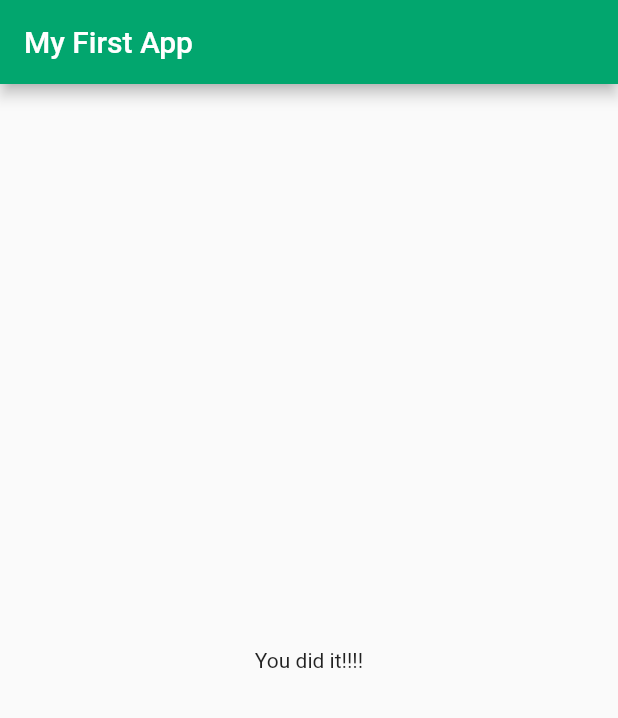
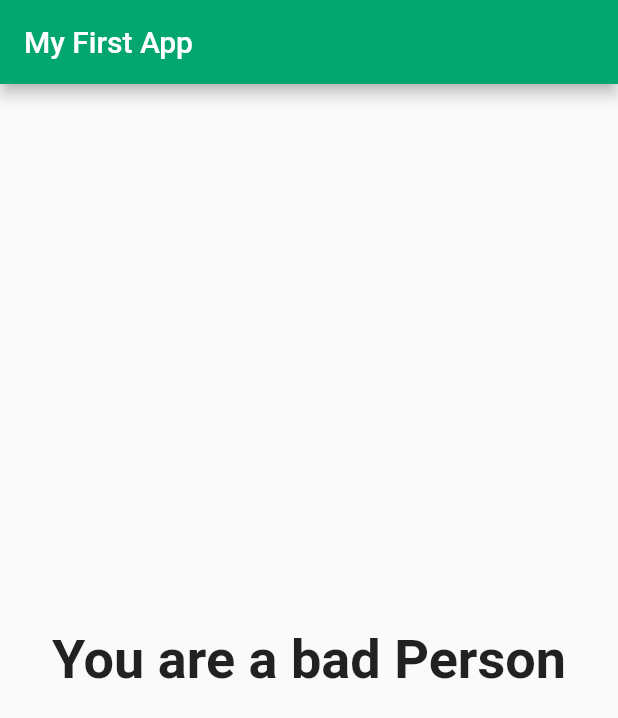
Before and after one commit to jaronschulz/udemy_flutter-and-dart, a Flutter app: the screen it shows after launch, after a tap on "Black", after a tap on "Dog", after a tap on "Captain Jack", on a phone screen of 412 x 824 dp. Shown: the top 718 px of the screen. Run offline on Flutter 3.47's test engine with Material 2 defaults, Android fonts, the phone set to English and light mode, and no system bars.

Commit message:
Made the questions /answers into map with text+score to calc a final score and generate different ResultText depending on Score

```diff
--- a/lib/main.dart
+++ b/lib/main.dart
@@ -18,20 +18,37 @@ class _MyFirstAppState extends State<MyFirstApp> {
   final _questions = const [
     {
       'questionText': 'What\'s your favourite color?',
-      'answers': ['Black', 'Red', 'Green', 'Pink'],
+      'answers': [
+        {'text': 'Black', 'score': 10},
+        {'text': 'Red', 'score': 5},
+        {'text': 'Green', 'score': 3},
+        {'text': 'Pink', 'score': 8}
+      ],
     },
     {
       'questionText': 'What\'s your favourite animal?',
-      'answers': ['Cat', 'Dog', 'Monkey', 'Shark'],
+      'answers': [
+        {'text': 'Cat', 'score': 8},
+        {'text': 'Dog', 'score': 5},
+        {'text': 'Monkey', 'score': 10},
+        {'text': 'Shark', 'score': 3}
+      ],
     },
     {
       'questionText': 'Who\'s your favourite instructor?',
-      'answers': ['Wes Bos', 'Scott', 'Captain Jack', 'Max'],
+      'answers': [
+        {'text': 'Wes Bos', 'score': 8},
+        {'text': 'Scott', 'score': 3},
+        {'text': 'Captain Jack', 'score': 10},
+        {'text': 'Max', 'score': 5}
+      ],
     },
   ];
   var _questionIndex = 0;
+  var _totalScore = 0;
 
-  void _answerQuestion() {
+  void _answerQuestion(int score) {
+    _totalScore += score;
     setState(() {
       _questionIndex = _questionIndex + 1;
     });
@@ -52,7 +69,7 @@ class _MyFirstAppState extends State<MyFirstApp> {
                 questions: _questions,
                 questionIndex: _questionIndex,
               )
-            : Result(),
+            : Result(_totalScore),
       ),
     );
   }
--- a/lib/quiz.dart
+++ b/lib/quiz.dart
@@ -19,8 +19,8 @@ class Quiz extends StatelessWidget {
     return Column(
       children: [
         Question(questions[questionIndex]['questionText']),
-        ...(questions[questionIndex]['answers'] as List<String>).map((answer) {
-          return Answer(answerQuestion, answer);
+        ...(questions[questionIndex]['answers'] as List<Map<String, Object>>).map((answer) {
+          return Answer(() => answerQuestion(answer['score']), answer['text']);
         }).toList()
       ],
     );
--- a/lib/result.dart
+++ b/lib/result.dart
@@ -1,10 +1,33 @@
 import 'package:flutter/material.dart';
 
 class Result extends StatelessWidget {
+  final int resultScore;
+
+  Result(this.resultScore);
+
+  String get resultPhrase {
+    String resultText;
+
+    if (resultScore <= 8) {
+      resultText = 'You are awesome and innocent!';
+    } else if (resultScore <= 12) {
+        resultText = 'Pretty likable!';
+    } else if (resultScore <= 15) {
+        resultText = 'You are strange';
+    } else {
+        resultText = 'You are a bad Person';
+    }
+      return resultText;
+  }
+
   @override
   Widget build(BuildContext context) {
     return Center(
-      child: Text('You did it!!!!'),
+      child: Text(
+        resultPhrase,
+          style: TextStyle(fontSize: 36, fontWeight: FontWeight.bold),
+          textAlign: TextAlign.center,
+          ),
     );
   }
 }
```
